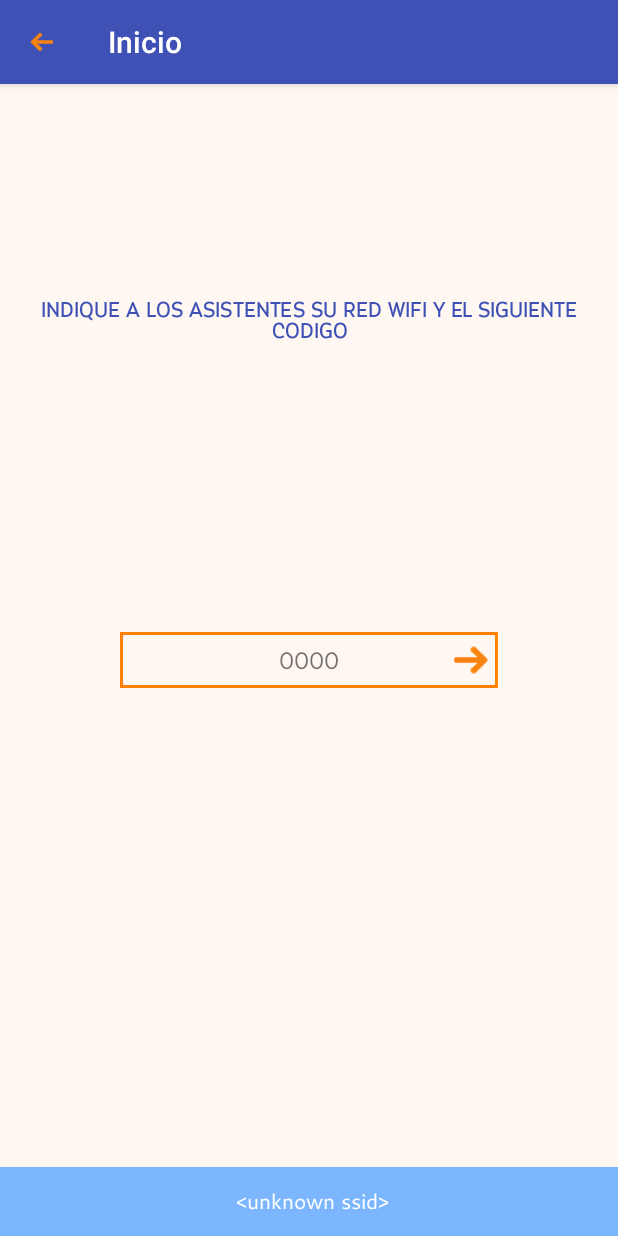
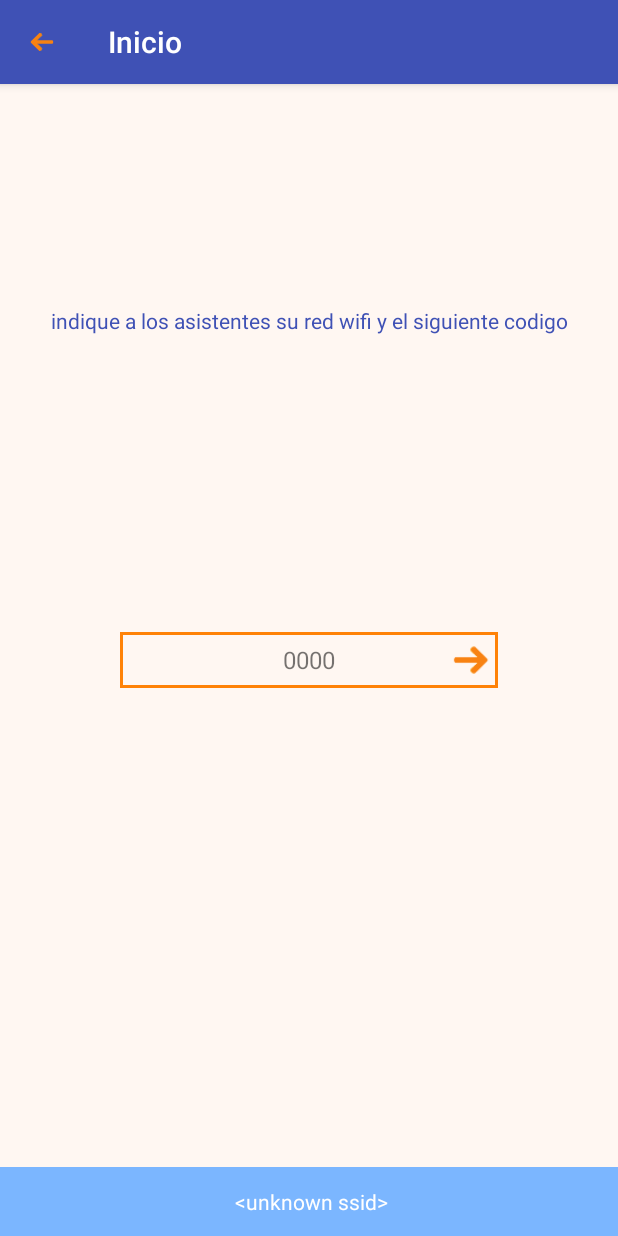
Before and after one commit to MuspelWolf/androidMVP, an Android app: the RoomCreate screen opened directly, with no data from a screen before it, on a phone screen of 412 x 824 dp. Run offline under Robolectric (Android 15) with nearby library versions, the phone set to English and light mode, and no system bars.

Commit message:
Fixed Room Bugs

```diff
--- a/MVP30/app/src/main/AndroidManifest.xml
+++ b/MVP30/app/src/main/AndroidManifest.xml
@@ -35,6 +35,7 @@
 
        <activity android:name=".Room"
            android:label="Sesion"
+           android:screenOrientation="portrait"
            android:windowSoftInputMode="stateAlwaysHidden|adjustResize"
            android:parentActivityName=".RoomCreate">
            <meta-data
--- a/MVP30/app/src/main/java/com/example/miau/mvp30/RoomCreate.java
+++ b/MVP30/app/src/main/java/com/example/miau/mvp30/RoomCreate.java
@@ -49,6 +49,8 @@ public class RoomCreate extends AppCompatActivity {
         checkAudioPermission();
         checkInternetPermission();
         checkNetWorkPermission();
+
+        WIFI.setText( getWIFIName() );
 
         btnCreate.setOnClickListener( new View.OnClickListener() {
             @Override
--- a/MVP30/app/src/main/java/com/example/miau/mvp30/Server.java
+++ b/MVP30/app/src/main/java/com/example/miau/mvp30/Server.java
@@ -27,9 +27,7 @@ import static android.content.Context.MODE_PRIVATE;
 
 public class Server extends WebSocketServer {
 
-    int clientCount = 0;
-    private TextView pupilNo;
-    Activity context;
+    public static int clientCount = 0;
 
 
     public Server(int port ) throws UnknownHostException {
--- a/MVP30/app/src/main/res/layout/activity_access.xml
+++ b/MVP30/app/src/main/res/layout/activity_access.xml
@@ -15,7 +15,6 @@
         android:layout_alignParentTop="true"
         android:layout_centerHorizontal="true"
         android:layout_marginTop="59dp"
-        android:fontFamily="@font/myra"
         android:text="una vez conectado a su wifi use el codigo del instructor"
         android:textAlignment="center"
         android:textAppearance="?android:attr/textAppearanceLarge"
@@ -49,7 +48,6 @@
         android:layout_alignParentTop="true"
         android:layout_centerHorizontal="true"
         android:layout_marginTop="183dp"
-        android:fontFamily="@font/cantarell"
         android:text=""
         android:textAppearance="?android:attr/textAppearanceLarge"
         android:textSize="14sp"
@@ -64,7 +62,6 @@
         android:layout_marginTop="215dp"
         android:background="@color/colorPrimary"
         android:enabled="false"
-        android:fontFamily="@font/cantarell"
         android:text="Continuar"
         android:textColor="@android:color/white" />
 
@@ -76,7 +73,6 @@
         android:layout_alignParentStart="true"
         android:layout_marginBottom="0dp"
         android:background="@color/light"
-        android:fontFamily="@font/cantarell"
         android:gravity="center"
         android:text=""
         android:textAppearance="?android:attr/textAppearanceLarge"
--- a/MVP30/app/src/main/res/layout/activity_menu.xml
+++ b/MVP30/app/src/main/res/layout/activity_menu.xml
@@ -43,7 +43,6 @@
         android:layout_marginEnd="8dp"
         android:layout_marginStart="8dp"
         android:layout_marginTop="8dp"
-        android:fontFamily="@font/myra"
         android:text="seleccione su papel"
         android:textAlignment="center"
         android:textColor="@color/colorPrimary"
@@ -61,7 +60,6 @@
         android:layout_marginBottom="8dp"
         android:layout_marginStart="60dp"
         android:layout_marginTop="8dp"
-        android:fontFamily="@font/myra"
         android:text="instructor"
         android:textAlignment="center"
         android:textColor="@color/colorAccent"
@@ -77,7 +75,6 @@
         android:layout_marginBottom="8dp"
         android:layout_marginEnd="64dp"
         android:layout_marginTop="8dp"
-        android:fontFamily="@font/myra"
         android:text="asistente"
         android:textAlignment="center"
         android:textColor="@color/colorAccent"
--- a/MVP30/app/src/main/res/layout/activity_room.xml
+++ b/MVP30/app/src/main/res/layout/activity_room.xml
@@ -89,7 +89,6 @@
             android:layout_marginBottom="8dp"
             android:layout_marginStart="16dp"
             android:layout_marginTop="8dp"
-            android:fontFamily="@font/cantarell"
             android:hint="WIFIName"
             android:textColor="@android:color/white"
             android:textSize="14sp"
@@ -120,7 +119,6 @@
             android:layout_marginBottom="8dp"
             android:layout_marginEnd="2dp"
             android:layout_marginTop="8dp"
-            android:fontFamily="@font/cantarell"
             android:hint="Clave de la Sala"
             android:textAlignment="center"
             android:textColor="@android:color/white"
@@ -151,7 +149,6 @@
             android:layout_marginBottom="8dp"
             android:layout_marginEnd="16dp"
             android:layout_marginTop="8dp"
-            android:fontFamily="@font/cantarell"
             android:text="0"
             android:textAlignment="center"
             android:textColor="@android:color/white"
--- a/MVP30/app/src/main/res/layout/activity_room_create.xml
+++ b/MVP30/app/src/main/res/layout/activity_room_create.xml
@@ -16,7 +16,6 @@
         android:layout_alignParentTop="true"
         android:layout_centerHorizontal="true"
         android:layout_marginTop="136dp"
-        android:fontFamily="@font/myra"
         android:gravity="center"
         android:text="indique a los asistentes su red wifi y el siguiente codigo"
         android:textAlignment="center"
@@ -40,7 +39,6 @@
         android:layout_alignParentBottom="true"
         android:layout_alignParentStart="true"
         android:background="@color/light"
-        android:fontFamily="@font/cantarell"
         android:gravity="center"
         android:hint="Nombre del WIFI"
         android:textColor="@android:color/white"
@@ -53,7 +51,6 @@
         android:layout_height="37dp"
         android:layout_centerInParent="true"
         android:background="@drawable/custom_button"
-        android:fontFamily="@font/cantarell"
         android:gravity="center"
         android:hint="Codigo"
         android:textAlignment="center"
--- a/MVP30/app/src/main/res/layout/activity_transcription.xml
+++ b/MVP30/app/src/main/res/layout/activity_transcription.xml
@@ -13,7 +13,6 @@
         android:layout_height="match_parent"
         android:layout_alignParentStart="true"
         android:layout_centerVertical="true"
-        android:fontFamily="@font/cantarell"
         android:keepScreenOn="true"
         android:text="Estableciendo la conexión..."
         android:textAppearance="?android:attr/textAppearanceLarge"
```
Also changed, not shown: MVP30/app/src/main/java/com/example/miau/mvp30/Room.java (+18 -5 lines), MVP30/app/src/main/assets/fonts/cantarell.ttf (renamed from MVP30/app/src/main/res/font/cantarell.ttf), MVP30/app/src/main/assets/fonts/myra.ttf (renamed from MVP30/app/src/main/res/font/myra.ttf).
